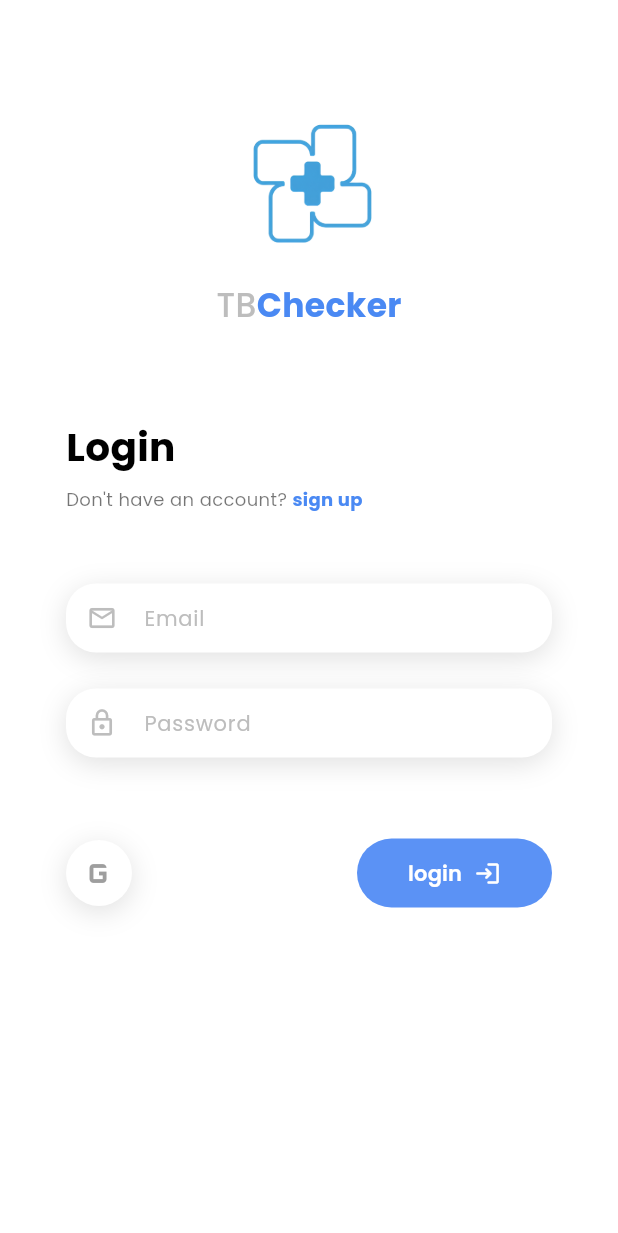
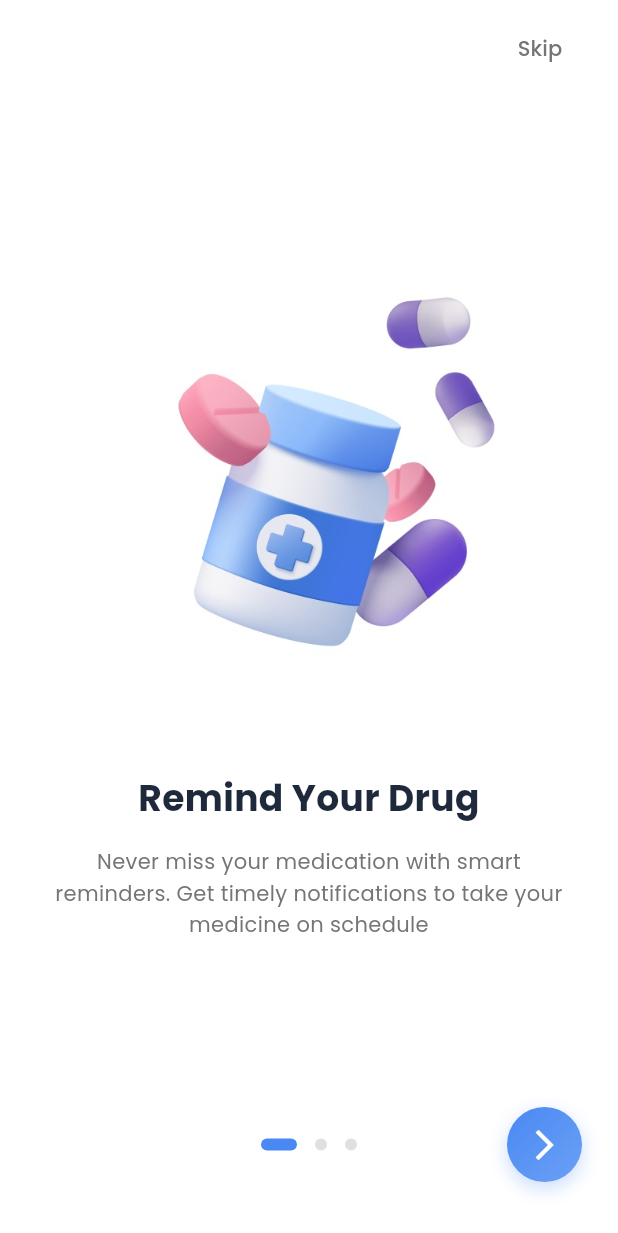
Before and after one commit to ariefihsann/app_tbc, a Flutter app: the screen it shows after launch, on a phone screen of 412 x 824 dp. Shown: the top 1233 px of the screen. Run offline on Flutter 3.47's test engine with Material 3 defaults, Android fonts, the phone set to English and light mode, and no system bars; our stand-ins replace flutter_local_notifications, flutter_timezone, google_fonts, supabase_flutter, timezone; accounts and stored records are empty.

Commit message:
add logo apps, onboarding, assets, profile (logout)

```diff
--- /dev/null
+++ b/lib/features/onboarding/onboarding_screen.dart
@@ -0,0 +1,323 @@
+import 'package:flutter/material.dart';
+import 'package:google_fonts/google_fonts.dart';
+import 'package:app_tbc/features/auth/screens/login_screen.dart';
+
+class OnboardingScreen extends StatefulWidget {
+  const OnboardingScreen({super.key});
+
+  @override
+  State<OnboardingScreen> createState() => _OnboardingScreenState();
+}
+
+class _OnboardingScreenState extends State<OnboardingScreen> {
+  final PageController _pageController = PageController();
+  int _currentPage = 0;
+
+  final List<OnboardingData> _onboardingData = [
+    OnboardingData(
+      title: 'Remind Your Drug',
+      description: 'Never miss your medication with smart reminders. Get timely notifications to take your medicine on schedule',
+      imagePath: 'assets/images/obat 1.png',
+    ),
+    OnboardingData(
+      title: 'Know some pils',
+      description: 'Learn about your medications, their uses, dosage, and side effects. Make informed decisions about your health',
+      imagePath: 'assets/images/obat 2.png',
+    ),
+    OnboardingData(
+      title: 'Stay up-to-date',
+      description: 'Track your medication progress, view history, and stay connected with your health journey anytime, anywhere.',
+      imagePath: 'assets/images/get started.png',
+    ),
+  ];
+
+  @override
+  Widget build(BuildContext context) {
+    return Scaffold(
+      backgroundColor: Colors.white,
+      body: SafeArea(
+        child: Column(
+          children: [
+            // Skip button - hanya tampil jika bukan halaman terakhir
+            if (_currentPage < _onboardingData.length - 1)
+              Padding(
+                padding: const EdgeInsets.symmetric(horizontal: 20, vertical: 8),
+                child: Align(
+                  alignment: Alignment.topRight,
+                  child: TextButton(
+                    onPressed: () {
+                      _pageController.jumpToPage(_onboardingData.length - 1);
+                    },
+                    child: Text(
+                      'Skip',
+                      style: GoogleFonts.poppins(
+                        fontSize: 14,
+                        color: Colors.grey.shade600,
+                        fontWeight: FontWeight.w500,
+                      ),
+                    ),
+                  ),
+                ),
+              )
+            else
+              const SizedBox(height: 50), // Spacer untuk halaman terakhir
+
+            Expanded(
+              child: PageView.builder(
+                controller: _pageController,
+                onPageChanged: (int page) {
+                  setState(() {
+                    _currentPage = page;
+                  });
+                },
+                itemCount: _onboardingData.length,
+                itemBuilder: (context, index) {
+                  return OnboardingPage(
+                    data: _onboardingData[index],
+                  );
+                },
+              ),
+            ),
+
+            // Navigation - Berbeda untuk halaman terakhir
+            if (_currentPage < _onboardingData.length - 1)
+              // Halaman 1 dan 2: Ada panah kiri, dots, panah kanan
+              Padding(
+                padding: const EdgeInsets.symmetric(horizontal: 24, vertical: 20),
+                child: Row(
+                  mainAxisAlignment: MainAxisAlignment.spaceBetween,
+                  children: [
+                    // Tombol panah kiri (kembali) - hanya muncul jika bukan halaman pertama
+                    _currentPage > 0
+                        ? GestureDetector(
+                            onTap: () {
+                              _pageController.previousPage(
+                                duration: const Duration(milliseconds: 300),
+                                curve: Curves.easeInOut,
+                              );
+                            },
+                            child: Container(
+                              width: 50,
+                              height: 50,
+                              decoration: BoxDecoration(
+                                color: Colors.white,
+                                shape: BoxShape.circle,
+                                boxShadow: [
+                                  BoxShadow(
+                                    color: Colors.grey.withOpacity(0.2),
+                                    blurRadius: 10,
+                                    offset: const Offset(0, 2),
+                                  ),
+                                ],
+                              ),
+                              child: const Icon(
+                                Icons.arrow_back_ios,
+                                color: Color(0xFF4A89F3),
+                                size: 24,
+                              ),
+                            ),
+                          )
+                        : const SizedBox(width: 50),
+
+                    // Indicator dots
+                    Row(
+                      mainAxisAlignment: MainAxisAlignment.center,
+                      children: List.generate(
+                        _onboardingData.length,
+                        (index) => AnimatedContainer(
+                          duration: const Duration(milliseconds: 300),
+                          margin: const EdgeInsets.symmetric(horizontal: 6),
+                          width: _currentPage == index ? 24 : 8,
+                          height: 8,
+                          decoration: BoxDecoration(
+                            color: _currentPage == index
+                                ? const Color(0xFF4A89F3)
+                                : Colors.grey.shade300,
+                            borderRadius: BorderRadius.circular(4),
+                          ),
+                        ),
+                      ),
+                    ),
+
+                    // Tombol panah kanan untuk lanjut
+                    GestureDetector(
+                      onTap: () {
+                        _pageController.nextPage(
+                          duration: const Duration(milliseconds: 300),
+                          curve: Curves.easeInOut,
+                        );
+                      },
+                      child: Container(
+                        width: 50,
+                        height: 50,
+                        decoration: BoxDecoration(
+                          gradient: const LinearGradient(
+                            colors: [Color(0xFF4A89F3), Color(0xFF6BA0F5)],
+                            begin: Alignment.topLeft,
+                            end: Alignment.bottomRight,
+                          ),
+                          shape: BoxShape.circle,
+                          boxShadow: [
+                            BoxShadow(
+                              color: const Color(0xFF4A89F3).withOpacity(0.3),
+                              blurRadius: 10,
+                              offset: const Offset(0, 4),
+                            ),
+                          ],
+                        ),
+                        child: const Icon(
+                          Icons.arrow_forward_ios,
+                          color: Colors.white,
+                          size: 24,
+                        ),
+                      ),
+                    ),
+                  ],
+                ),
+              )
+            else
+              // Halaman terakhir: Hanya tombol GET STARTED di tengah
+              Padding(
+                padding: const EdgeInsets.symmetric(horizontal: 24, vertical: 20),
+                child: Center(
+                  child: GestureDetector(
+                    onTap: () {
+                      _navigateToLogin();
+                    },
+                    child: Container(
+                      width: 200,
+                      height: 54,
+                      decoration: BoxDecoration(
+                        gradient: const LinearGradient(
+                          colors: [Color(0xFF4A89F3), Color(0xFF6BA0F5)],
+                          begin: Alignment.topLeft,
+                          end: Alignment.bottomRight,
+                        ),
+                        borderRadius: BorderRadius.circular(30),
+                        boxShadow: [
+                          BoxShadow(
+                            color: const Color(0xFF4A89F3).withOpacity(0.3),
+                            blurRadius: 10,
+                            offset: const Offset(0, 4),
+                          ),
+                        ],
+                      ),
+                      child: Center(
+                        child: Text(
+                          'Get Started',
+                          style: GoogleFonts.poppins(
+                            fontSize: 16,
+                            fontWeight: FontWeight.w600,
+                            color: Colors.white,
+                          ),
+                        ),
+                      ),
+                    ),
+                  ),
+                ),
+              ),
+
+            const SizedBox(height: 16),
+          ],
+        ),
+      ),
+    );
+  }
+
+  void _navigateToLogin() {
+    Navigator.pushReplacement(
+      context,
+      MaterialPageRoute(builder: (context) => const LoginScreen()),
+    );
+  }
+}
+
+class OnboardingData {
+  final String title;
+  final String description;
+  final String imagePath;
+
+  OnboardingData({
+    required this.title,
+    required this.description,
+    required this.imagePath,
+  });
+}
+
+class OnboardingPage extends StatelessWidget {
+  final OnboardingData data;
+
+  const OnboardingPage({super.key, required this.data});
+
+  @override
+  Widget build(BuildContext context) {
+    return Column(
+      mainAxisAlignment: MainAxisAlignment.center,
+      children: [
+        // Image - FULL LEBAR
+        Container(
+          width: double.infinity,
+          height: 320,
+          child: Image.asset(
+            data.imagePath,
+            fit: BoxFit.contain,
+            errorBuilder: (context, error, stackTrace) {
+              return Center(
+                child: Column(
+                  mainAxisAlignment: MainAxisAlignment.center,
+                  children: [
+                    Icon(
+                      Icons.image_not_supported,
+                      size: 60,
+                      color: Colors.grey.shade400,
+                    ),
+                    const SizedBox(height: 8),
+                    Text(
+                      'Image not found',
+                      style: GoogleFonts.poppins(
+                        fontSize: 12,
+                        color: Colors.grey.shade400,
+                      ),
+                    ),
+                  ],
+                ),
+              );
+            },
+          ),
+        ),
+
+        const SizedBox(height: 40),
+
+        // Title
+        Padding(
+          padding: const EdgeInsets.symmetric(horizontal: 32),
+          child: Text(
+            data.title,
+            textAlign: TextAlign.center,
+            style: GoogleFonts.poppins(
+              fontSize: 24,
+              fontWeight: FontWeight.bold,
+              color: const Color(0xFF1E293B),
+            ),
+          ),
+        ),
+
+        const SizedBox(height: 16),
+
+        // Description
+        Padding(
+          padding: const EdgeInsets.symmetric(horizontal: 32),
+          child: Text(
+            data.description,
+            textAlign: TextAlign.center,
+            style: GoogleFonts.poppins(
+              fontSize: 14,
+              color: Colors.grey.shade600,
+              height: 1.5,
+            ),
+          ),
+        ),
+      ],
+    );
+  }
+}
--- a/lib/main.dart
+++ b/lib/main.dart
@@ -3,19 +3,25 @@ import 'package:google_fonts/google_fonts.dart';
 import 'package:supabase_flutter/supabase_flutter.dart';
 import 'features/auth/screens/login_screen.dart';
 import 'package:app_tbc/core/services/notification_service.dart';
-import 'package:flutter_timezone/flutter_timezone.dart';
+import 'features/onboarding/onboarding_screen.dart';
 
 void main() async {
   WidgetsFlutterBinding.ensureInitialized();
 
+  // Initialize Supabase (wajib, tapi cepat)
   await Supabase.initialize(
     url: 'https://qsbfmwpmufranowatdba.supabase.co',
     anonKey: 'sb_publishable_9E9t3ZRaNGwRnpajy0chjA_iLFSSbc7',
   );
-  await NotificationService().init();
 
+  // Initialize Notification Service (jalan di background)
+  // Jangan di-await biar tidak ngeblock
+  NotificationService().init();
+
+  // Langsung run app tanpa nunggu notification service selesai
   runApp(const MyApp());
 }
+
 class MyApp extends StatelessWidget {
   const MyApp({super.key});
 
@@ -28,7 +34,7 @@ class MyApp extends StatelessWidget {
         scaffoldBackgroundColor: Colors.white,
       ),
       debugShowCheckedModeBanner: false,
-      home: const LoginScreen(),
+      home: const OnboardingScreen(), // Langsung ke onboarding
     );
   }
 }
```
Also changed, not shown: lib/features/home/history_screen.dart (+48 -17 lines), lib/features/home/profile_screen.dart (+138 -18 lines), pubspec.yaml (+8 -0 lines), assets/images/get started.png (added), assets/images/obat 1.png (added), assets/images/obat 2.png (added), pubspec.lock, 13 other files.
